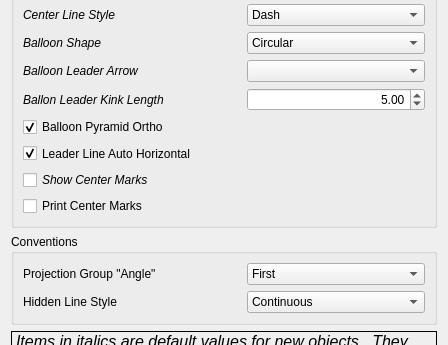
The window that src/Mod/TechDraw/Gui/DlgPrefsTechDraw3.ui (berndhahnebach/All_FreeCAD) describes before a commit, drawn with Qt 5; both pictures show x 0 to 448 and y 438 to 783 of the 448 by 1152 pixel window.
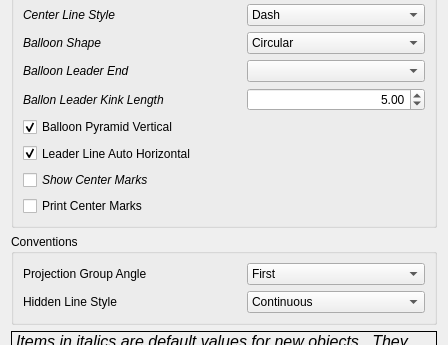
The same window after the commit. Custom widgets are drawn as their Qt base class.

Commit message:
add missing tooltips
- also some wording improvements

Patch:
```diff
--- a/src/Mod/TechDraw/Gui/DlgPrefsTechDraw3.ui
+++ b/src/Mod/TechDraw/Gui/DlgPrefsTechDraw3.ui
@@ -551,7 +551,7 @@
            </font>
           </property>
           <property name="text">
-           <string>Balloon Leader Arrow</string>
+           <string>Balloon Leader End</string>
           </property>
          </widget>
         </item>
@@ -694,7 +694,7 @@
            <string>Keep pyramid leader line end in vertical or horizontal position.</string>
           </property>
           <property name="text">
-           <string>Balloon Pyramid Ortho</string>
+           <string>Balloon Pyramid Vertical</string>
           </property>
           <property name="checked">
            <bool>true</bool>
@@ -916,7 +916,7 @@
         <item row="0" column="0">
          <widget class="QLabel" name="label_7">
           <property name="text">
-           <string>Projection Group &quot;Angle&quot;</string>
+           <string>Projection Group Angle</string>
           </property>
          </widget>
         </item>
```
Left out of the diff: 29 changed lines with no effect on the pictures.
